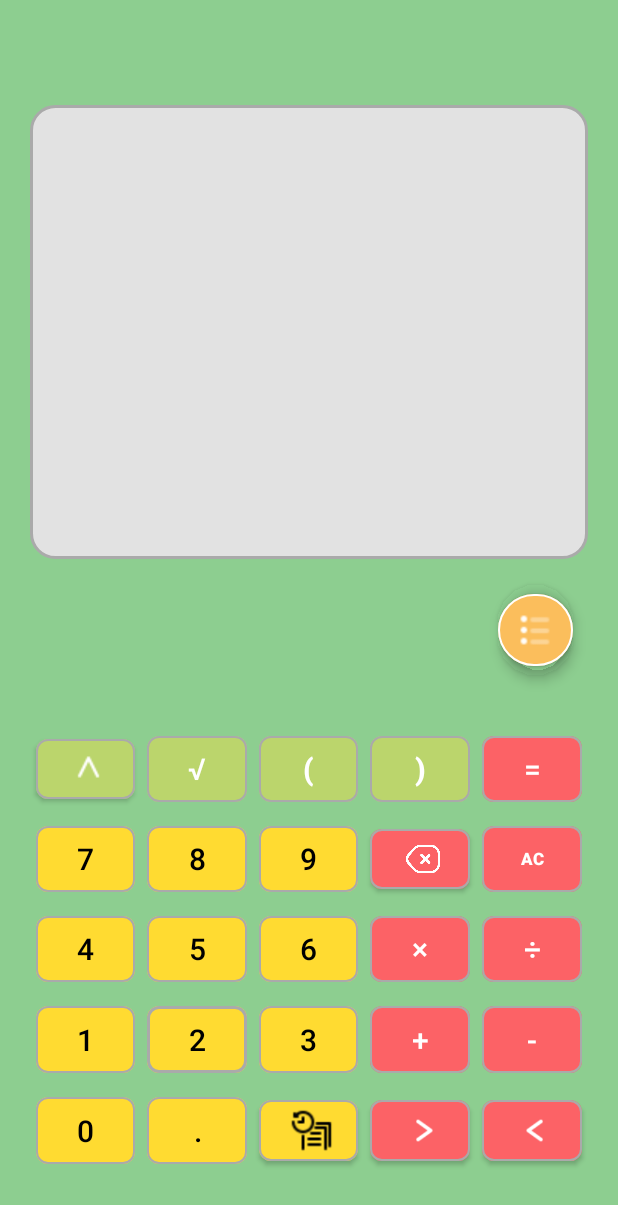
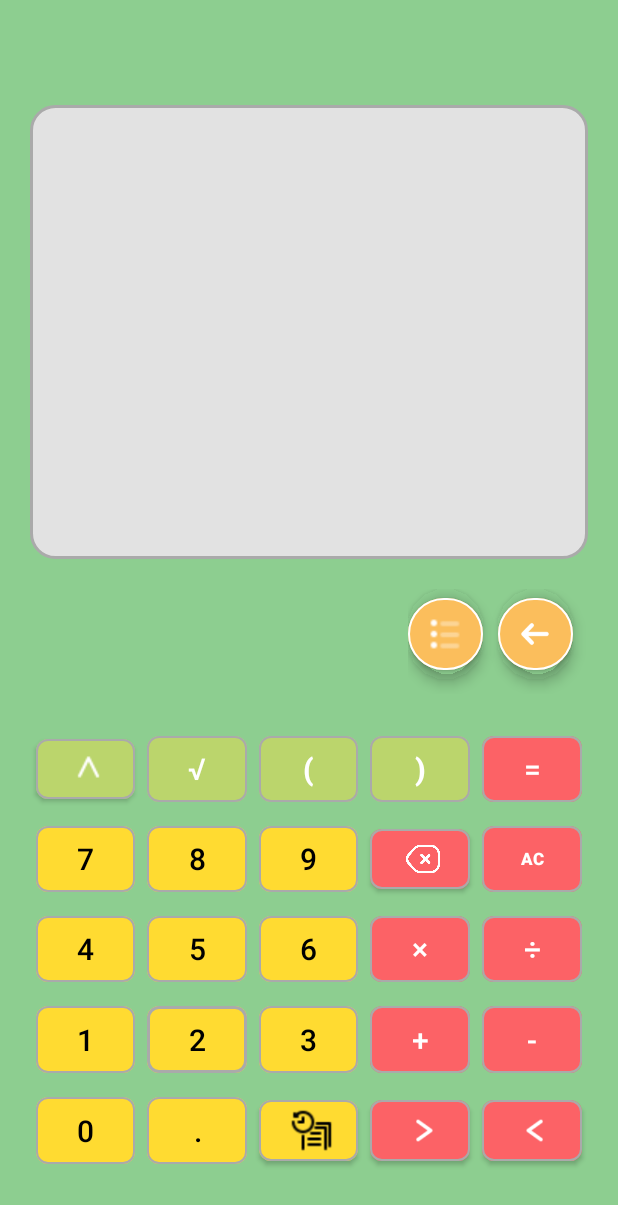
Before and after one commit to wendymillerr/hubApp, an Android app: the CalculadoraActivity screen opened directly, with no data from a screen before it, on a phone screen of 412 x 824 dp. Shown: the top 1205 px of the screen. Run offline under Robolectric (Android 15) with nearby library versions, the phone set to English and light mode, and no system bars.

Commit message:
Botão de voltar e Layout Landscape para Main e Placar

```diff
--- a/app/src/main/java/com/example/aplicativohub/calculadora/CalculadoraActivity.kt
+++ b/app/src/main/java/com/example/aplicativohub/calculadora/CalculadoraActivity.kt
@@ -15,6 +15,7 @@ import android.widget.Toast
 import androidx.appcompat.app.AppCompatActivity
 import androidx.appcompat.app.AppCompatDelegate
 import com.example.aplicativohub.R
+import com.example.aplicativohub.hub.MainActivity
 import com.google.android.material.button.MaterialButton
 
 class CalculadoraActivity : AppCompatActivity() {
@@ -106,6 +107,12 @@ class CalculadoraActivity : AppCompatActivity() {
 
         findViewById<MaterialButton>(R.id.btnHist).setOnClickListener {
             showHistory()
+        }
+
+        val btnVoltar: Button = findViewById(R.id.Voltar)
+
+        btnVoltar.setOnClickListener {
+            startActivity(Intent(this, MainActivity::class.java))
         }
     }
 
--- a/app/src/main/res/layout-land/activity_calculadora.xml
+++ b/app/src/main/res/layout-land/activity_calculadora.xml
@@ -38,18 +38,23 @@
         app:layout_constraintTop_toTopOf="parent"
         app:layout_constraintVertical_bias="1.0" />
 
+    <LinearLayout
+        android:layout_width="wrap_content"
+        android:layout_height="wrap_content"
+        app:layout_constraintTop_toBottomOf="@id/txtResultado"
+        app:layout_constraintBottom_toTopOf="@id/gridButtons"
+        app:layout_constraintEnd_toEndOf="parent"
+        >
+
         <androidx.cardview.widget.CardView
             android:layout_width="wrap_content"
             android:layout_height="wrap_content"
             app:cardElevation="5dp"
             app:cardCornerRadius="25dp"
             app:cardBackgroundColor="@android:color/transparent"
-        app:layout_constraintTop_toBottomOf="@id/txtResultado"
-        app:layout_constraintBottom_toTopOf="@id/gridButtons"
-        app:layout_constraintEnd_toEndOf="parent"
             app:layout_constraintHorizontal_bias="0.9"
             android:layout_marginEnd="10dp"
-        android:layout_marginBottom="16dp">
+            android:layout_marginBottom="10dp">
 
             <com.google.android.material.button.MaterialButton
                 android:id="@+id/btnConfiguracoes"
@@ -68,13 +73,41 @@
 
         </androidx.cardview.widget.CardView>
 
+        <androidx.cardview.widget.CardView
+            android:layout_width="wrap_content"
+            android:layout_height="wrap_content"
+            app:cardElevation="5dp"
+            app:cardCornerRadius="25dp"
+            app:cardBackgroundColor="@android:color/transparent"
+            app:layout_constraintHorizontal_bias="0.9"
+            android:layout_marginEnd="10dp"
+            android:layout_marginBottom="10dp">
+
+            <com.google.android.material.button.MaterialButton
+                android:id="@+id/Voltar"
+                android:layout_width="50dp"
+                android:layout_height="60dp"
+                style="@style/Widget.MaterialComponents.Button.Icon"
+                app:icon="@drawable/icon_arrow_back"
+                app:iconSize="25dp"
+                android:textSize="18sp"
+                android:textColor="@android:color/white"
+                app:backgroundTint="@color/laranja"
+
+                app:cornerRadius="30dp"
+                app:strokeColor="@android:color/white"
+                app:strokeWidth="1dp"/>
+
+        </androidx.cardview.widget.CardView>
+    </LinearLayout>
+
     <!-- Guideline para controlar a proporção do display -->
     <androidx.constraintlayout.widget.Guideline
         android:id="@+id/guideline"
         android:layout_width="wrap_content"
         android:layout_height="wrap_content"
         android:orientation="horizontal"
-        app:layout_constraintGuide_percent="0.45" />
+        app:layout_constraintGuide_begin="187dp" />
 
     <!-- GridLayout totalmente responsivo -->
     <GridLayout
--- a/app/src/main/res/layout/activity_calculadora.xml
+++ b/app/src/main/res/layout/activity_calculadora.xml
@@ -37,18 +37,23 @@
         android:textColorLink="#FFA500"
         />
 
+    <LinearLayout
+        android:layout_width="wrap_content"
+        android:layout_height="wrap_content"
+        app:layout_constraintTop_toBottomOf="@id/txtResultado"
+        app:layout_constraintBottom_toTopOf="@id/gridButtons"
+        app:layout_constraintEnd_toEndOf="parent"
+        >
+
         <androidx.cardview.widget.CardView
             android:layout_width="wrap_content"
             android:layout_height="wrap_content"
             app:cardElevation="5dp"
             app:cardCornerRadius="25dp"
             app:cardBackgroundColor="@android:color/transparent"
-        app:layout_constraintTop_toBottomOf="@id/txtResultado"
-        app:layout_constraintBottom_toTopOf="@id/gridButtons"
-        app:layout_constraintEnd_toEndOf="parent"
             app:layout_constraintHorizontal_bias="0.9"
             android:layout_marginEnd="10dp"
-        android:layout_marginBottom="16dp">
+            android:layout_marginBottom="10dp">
 
             <com.google.android.material.button.MaterialButton
                 android:id="@+id/btnConfiguracoes"
@@ -66,6 +71,34 @@
                 app:strokeWidth="1dp"/>
 
         </androidx.cardview.widget.CardView>
+
+        <androidx.cardview.widget.CardView
+            android:layout_width="wrap_content"
+            android:layout_height="wrap_content"
+            app:cardElevation="5dp"
+            app:cardCornerRadius="25dp"
+            app:cardBackgroundColor="@android:color/transparent"
+            app:layout_constraintHorizontal_bias="0.9"
+            android:layout_marginEnd="10dp"
+            android:layout_marginBottom="10dp">
+
+            <com.google.android.material.button.MaterialButton
+                android:id="@+id/Voltar"
+                android:layout_width="50dp"
+                android:layout_height="60dp"
+                style="@style/Widget.MaterialComponents.Button.Icon"
+                app:icon="@drawable/icon_arrow_back"
+                app:iconSize="25dp"
+                android:textSize="18sp"
+                android:textColor="@android:color/white"
+                app:backgroundTint="@color/laranja"
+
+                app:cornerRadius="30dp"
+                app:strokeColor="@android:color/white"
+                app:strokeWidth="1dp"/>
+
+        </androidx.cardview.widget.CardView>
+    </LinearLayout>
 
     <!-- Guideline para controlar a proporção do display -->
     <androidx.constraintlayout.widget.Guideline
```
Also changed, not shown: app/src/main/java/com/example/aplicativohub/bloconotas/BlocoNotasActivity.kt (+12 -0 lines), app/src/main/java/com/example/aplicativohub/placar/PlacarActivity.kt (+8 -0 lines), app/src/main/res/layout-land/activity_main.xml (+18 -6 lines), app/src/main/res/layout-land/activity_placar.xml (+19 -8 lines), app/src/main/res/layout/activity_bloco_notas.xml (+25 -6 lines), app/src/main/res/layout/activity_placar.xml (+20 -7 lines). Lines whose indentation alone changed are shown as unchanged.
